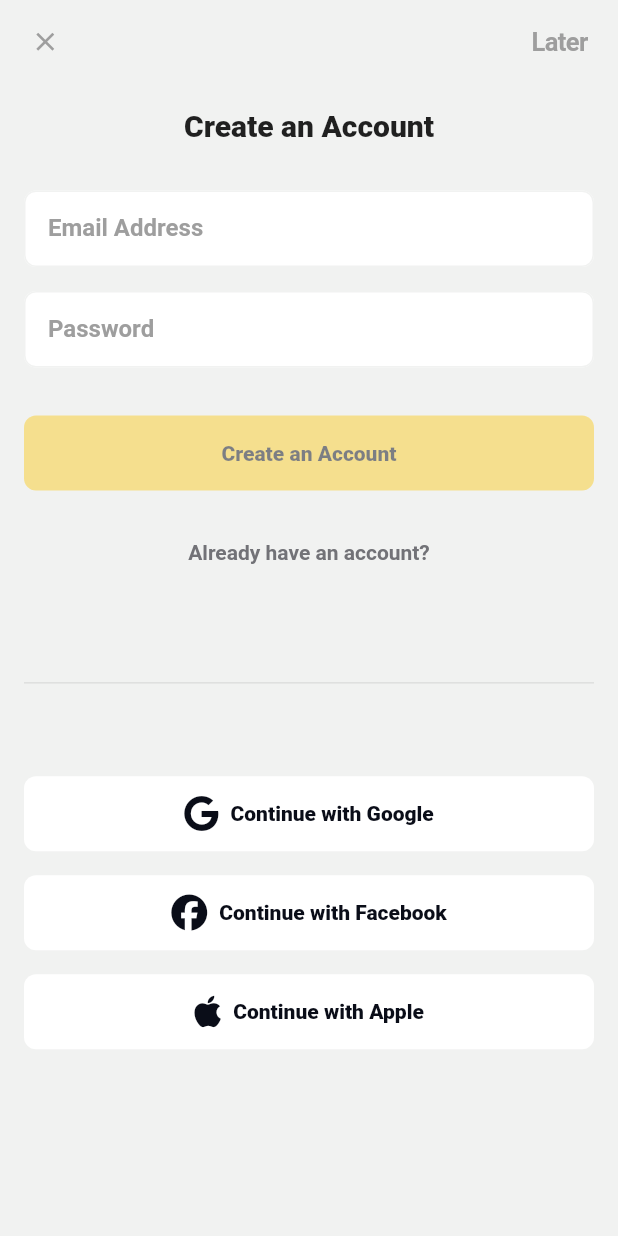
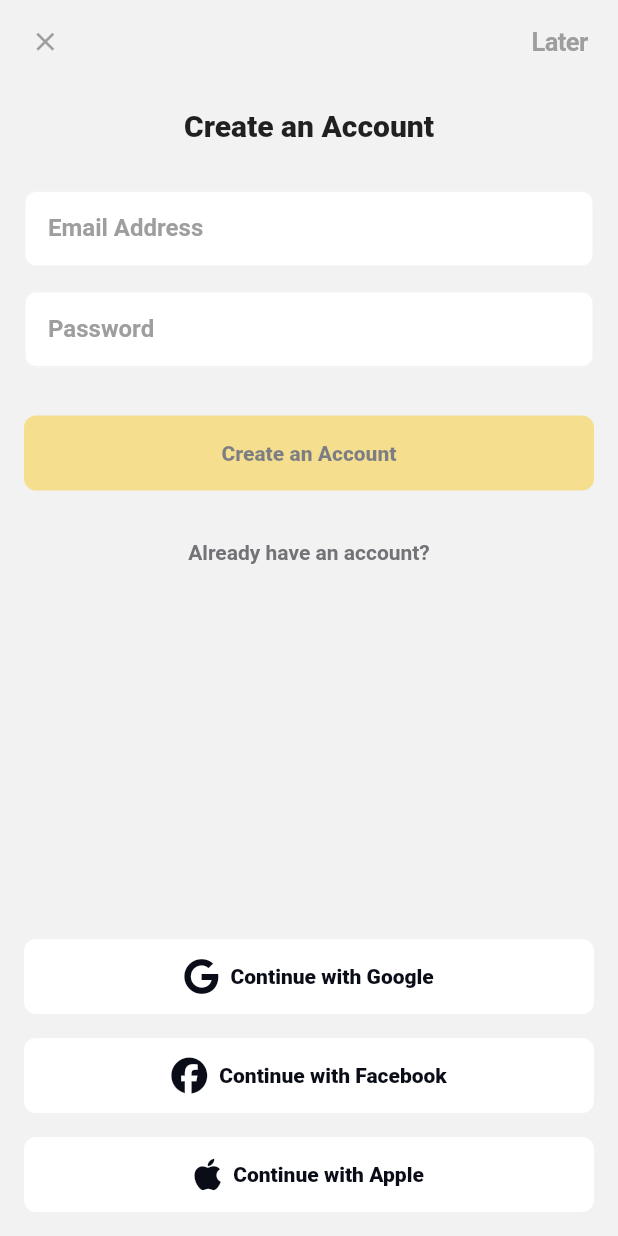
Before and after one commit to ViktorKirjanov/flutter_ui_signup, a Flutter app: the screen it shows after launch, on a phone screen of 412 x 824 dp. Run offline on Flutter 3.47's test engine with Material 2 defaults, Android fonts, the phone set to English and light mode, and no system bars; our stand-ins replace another_flushbar, dartz, dio, equatable, flutter_bloc, font_awesome_flutter and 3 more; missing offline and left inert: http_mock_adapter; project files that could hold a hidden picture were left out.

Commit message:
fix: signup page overflow

```diff
--- a/lib/config/custom_theme.dart
+++ b/lib/config/custom_theme.dart
@@ -13,7 +13,7 @@ class CustomTheme {
   static const buttonHeight = 50.0;
   static const spacing = 16.0;
   static const inputRadius = BorderRadius.all(Radius.circular(8.0));
-  static const pagePadding = EdgeInsets.all(spacing);
+  static const contentPadding = EdgeInsets.all(spacing);
 
   static final lightTheme = ThemeData(
     colorScheme: ColorScheme.fromSwatch().copyWith(
@@ -29,7 +29,7 @@ class CustomTheme {
     ),
     inputDecorationTheme: const InputDecorationTheme(
       floatingLabelBehavior: FloatingLabelBehavior.never,
-      contentPadding: pagePadding,
+      contentPadding: contentPadding,
       filled: true,
       fillColor: white,
       border: OutlineInputBorder(
--- a/lib/pages/_widgets/custom_messenger.dart
+++ b/lib/pages/_widgets/custom_messenger.dart
@@ -9,7 +9,7 @@ class CustomMessager {
     Duration duration = const Duration(seconds: 5),
   }) {
     Flushbar<dynamic>(
-      margin: CustomTheme.pagePadding,
+      margin: CustomTheme.contentPadding,
       borderRadius: CustomTheme.inputRadius,
       flushbarPosition: FlushbarPosition.TOP,
       backgroundColor: CustomTheme.red,
--- /dev/null
+++ b/lib/pages/_widgets/keyboard_dismisser.dart
@@ -0,0 +1,16 @@
+import 'package:flutter/material.dart';
+
+class KeyboardDismisser extends StatelessWidget {
+  const KeyboardDismisser({
+    super.key,
+    required this.child,
+  });
+
+  final Widget child;
+
+  @override
+  Widget build(BuildContext context) => GestureDetector(
+        onTap: () => FocusManager.instance.primaryFocus?.unfocus(),
+        child: child,
+      );
+}
--- a/lib/pages/home_page/home_page.dart
+++ b/lib/pages/home_page/home_page.dart
@@ -10,7 +10,7 @@ class HomePage extends StatelessWidget {
   Widget build(BuildContext context) => Scaffold(
         appBar: AppBar(title: const Text('Home page')),
         body: Padding(
-          padding: CustomTheme.pagePadding,
+          padding: CustomTheme.contentPadding,
           child: Center(
             child: PrimaryButton(
               title: 'Logout',
--- a/lib/pages/signup_page/signup_page.dart
+++ b/lib/pages/signup_page/signup_page.dart
@@ -6,6 +6,7 @@ import 'package:flutter_ui_signup/data/repository/auth_repository.dart';
 import 'package:flutter_ui_signup/dependency_injection.dart';
 import 'package:flutter_ui_signup/pages/_widgets/buttons/social_button.dart';
 import 'package:flutter_ui_signup/pages/_widgets/custom_sized_box.dart';
+import 'package:flutter_ui_signup/pages/_widgets/keyboard_dismisser.dart';
 import 'package:flutter_ui_signup/pages/signup_page/_widgets/close_button.dart';
 import 'package:flutter_ui_signup/pages/signup_page/_widgets/email_input.dart';
 import 'package:flutter_ui_signup/pages/signup_page/_widgets/have_account_button.dart';
@@ -19,16 +20,20 @@ class SignUpPage extends StatelessWidget {
   const SignUpPage({super.key});
 
   @override
-  Widget build(BuildContext context) => Scaffold(
+  Widget build(BuildContext context) => KeyboardDismisser(
+        child: Scaffold(
           appBar: AppBar(
             leading: const CloseAppbarButton(),
             actions: const [
               LaterButton(),
             ],
           ),
-        body: BlocProvider(
+          body: SafeArea(
+            child: BlocProvider(
               create: (_) => SignUpCubit(getIt<AuthRepository>()),
               child: const _SignUpView(),
+            ),
+          ),
         ),
       );
 }
@@ -37,24 +42,55 @@ class _SignUpView extends StatelessWidget {
   const _SignUpView();
 
   @override
-  Widget build(BuildContext context) => Padding(
-        padding: CustomTheme.pagePadding,
+  Widget build(BuildContext context) => LayoutBuilder(
+        builder: (context, constraint) => SingleChildScrollView(
+          child: ConstrainedBox(
+            constraints: BoxConstraints(minHeight: constraint.maxHeight),
+            child: const Padding(
+              padding: CustomTheme.contentPadding,
+              child: IntrinsicHeight(
                 child: Column(
-          crossAxisAlignment: CrossAxisAlignment.center,
-          mainAxisAlignment: MainAxisAlignment.start,
+                  children: <Widget>[
+                    Expanded(
+                      child: _Form(),
+                    ),
+                    _SocialButtons(),
+                  ],
+                ),
+              ),
+            ),
+          ),
+        ),
+      );
+}
+
+class _Form extends StatelessWidget {
+  const _Form();
+
+  @override
+  Widget build(BuildContext context) => const Column(
         children: [
-            const PageTitle(),
-            const CustomSizedBox(times: 2),
-            const EmailInput(),
-            const CustomSizedBox(),
-            const PasswordInput(),
-            const CustomSizedBox(times: 2),
-            const SignUpButton(),
-            const CustomSizedBox(),
-            const HaveAccountButton(),
-            const Spacer(),
-            const Divider(),
-            const Spacer(),
+          PageTitle(),
+          CustomSizedBox(times: 2),
+          EmailInput(),
+          CustomSizedBox(),
+          PasswordInput(),
+          CustomSizedBox(times: 2),
+          SignUpButton(),
+          CustomSizedBox(),
+          HaveAccountButton(),
+          CustomSizedBox(),
+          Spacer(),
+        ],
+      );
+}
+
+class _SocialButtons extends StatelessWidget {
+  const _SocialButtons();
+
+  @override
+  Widget build(BuildContext context) => Column(
+        children: [
           SocialButton(
             key: const Key('googleSocialButton'),
             title: 'Continue with Google',
@@ -75,68 +111,6 @@ class _SignUpView extends StatelessWidget {
             iconData: FontAwesomeIcons.apple,
             onPressed: () {},
           ),
-            const Spacer(flex: 2),
         ],
-        ),
       );
 }
-
-// class _EmailInput extends StatelessWidget {
-//   @override
-//   Widget build(BuildContext context) => BlocBuilder<SignUpCubit, SignUpState>(
-//         buildWhen: (previous, current) => previous.email != current.email,
-//         builder: (_, state) => EmailTextFormField(
-//           errorText: state.email.invalid && state.email.error != null
-//               ? Email.getError(state.email.error!)
-//               : null,
-//           onChanged: (String email) =>
-//               context.read<SignUpCubit>().emailChanged(email),
-//         ),
-//       );
-// }
-
-// class _PasswordInput extends StatelessWidget {
-//   @override
-//   Widget build(BuildContext context) => BlocBuilder<SignUpCubit, SignUpState>(
-//         buildWhen: (previous, current) => previous.password != current.password,
-//         builder: (_, state) => PasswordTextFormField(
-//           errorText: state.password.invalid && state.password.error != null
-//               ? Password.getError(state.password.error!)
-//               : null,
-//           onChanged: (String password) =>
-//               context.read<SignUpCubit>().passwordChanged(password),
-//         ),
-//       );
-// }
-
-// class _LogInButton extends StatelessWidget {
-//   @override
-//   Widget build(BuildContext context) => BlocConsumer<SignUpCubit, SignUpState>(
-//         listener: (_, state) {
-//           if (state.status == FormzStatus.submissionSuccess) {
-//             Navigator.of(context).pushAndRemoveUntil(
-//               MaterialPageRoute<void>(builder: (context) => const HomePage()),
-//               (Route<dynamic> route) => false,
-//             );
-//           } else if (state.status == FormzStatus.submissionFailure) {
-//             CustomMessager().error(
-//               context: context,
-//               message: state.errorMessage ?? 'Ooops!',
-//             );
-//           }
-//         },
-//         buildWhen: (previous, current) => previous.status != current.status,
-//         builder: (_, state) {
-//           if (state.status == FormzStatus.submissionInProgress ||
-//               state.status == FormzStatus.submissionSuccess) {
-//             return const PrimaryLoadingButton();
-//           } else {
-//             return PrimaryButton(
-//               title: 'Create an Account',
-//               active: state.email.valid && state.password.valid,
-//               onPressed: context.read<SignUpCubit>().signUpInWithCredentials,
-//             );
-//           }
-//         },
-//       );
-// }
```
Also changed, not shown: 1 other file. Lines whose indentation alone changed are shown as unchanged.
